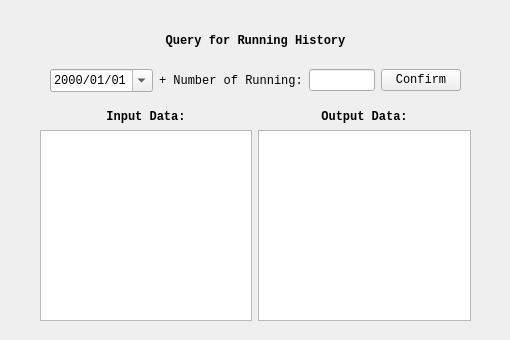
The window that mainwidgets/history.ui (SimonCqk/Photon_Propagation_Simulation) describes before a commit, drawn with Qt 5.
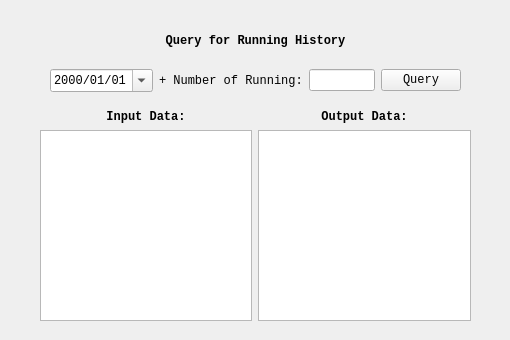
The same window after the commit.

Patch:
```diff
--- a/mainwidgets/history.ui
+++ b/mainwidgets/history.ui
@@ -93,7 +93,7 @@
        <string notr="true"/>
       </property>
       <property name="text">
-       <string>Confirm</string>
+       <string>Query</string>
       </property>
      </widget>
     </item>
```
Left out of the diff: 2 changed lines with no effect on the pictures.
